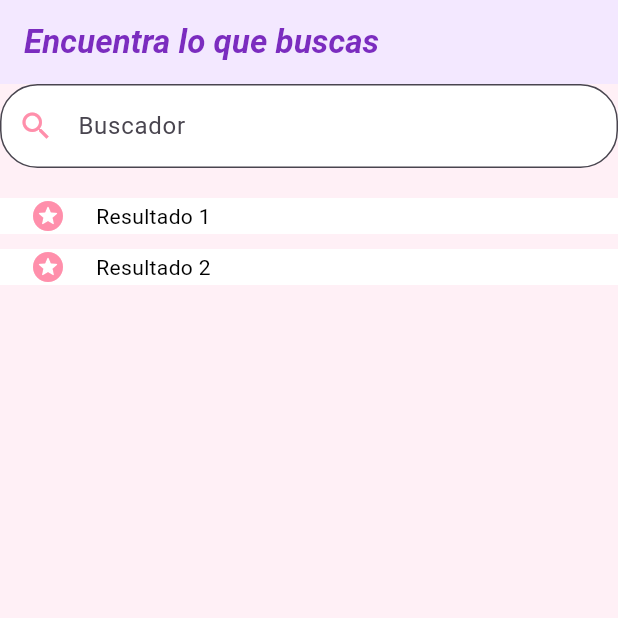
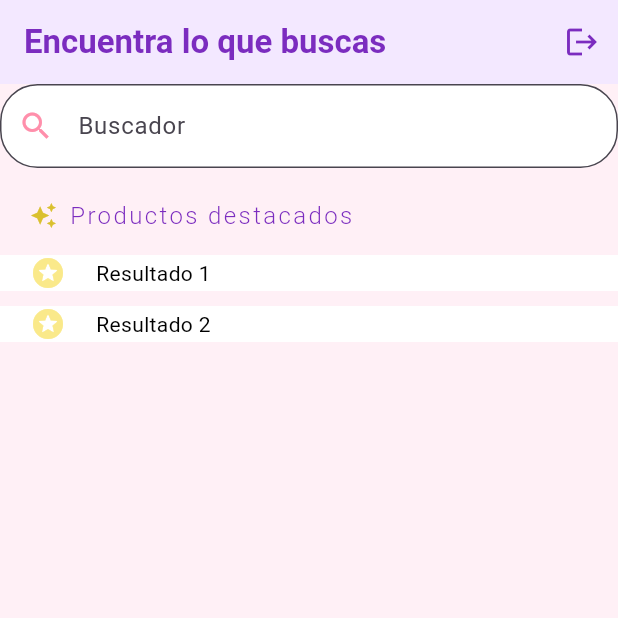
Before and after one commit to ggarper10/gemma_mouna_p1, a Flutter app: the screen it shows after launch, on a phone screen of 412 x 824 dp, the top half of it. Run offline on Flutter 3.47's test engine with Material 3 defaults, Android fonts, the phone set to English and light mode, and no system bars.

Commit message:
Creación del botón de retroceso y mejora de la estética

```diff
--- a/lib/main.dart
+++ b/lib/main.dart
@@ -1,6 +1,6 @@
 import 'package:flutter/material.dart';
 import 'views/list_view.dart';
-//import 'views/main_view.dart';
+import 'views/main_view.dart';
 
 	void main() => runApp(const MyApp());
 
--- a/lib/views/list_view.dart
+++ b/lib/views/list_view.dart
@@ -1,20 +1,3 @@
-/*SizedBox(
-  width: double.infinity,
-  height: 100,
-  child: MyButton(),
-)
-
-Widget build(BuildContext context) {
-  return Column(
-    children: [
-      _Header(...),  // Ya sabemos qué hace este widget
-      _Body(...),
-      _Footer(...),
-    ],
-  );
-}
-*/
-
 import 'package:flutter/material.dart';
 
 //TÍTULO, BUSCADOR Y FONDO
@@ -24,6 +7,7 @@ class Buscador extends StatelessWidget{
   @override
   Widget build(BuildContext context){
     return Scaffold(
+      //COLOR DE FONDO
       backgroundColor: const Color.fromARGB(255, 255, 240, 246),
 
       //TÍTULO
@@ -33,16 +17,33 @@ class Buscador extends StatelessWidget{
           'Encuentra lo que buscas',
           style: const TextStyle(
             fontWeight: FontWeight.bold,
-            fontStyle: FontStyle.italic,
+            //fontStyle: FontStyle.italic,
             color: Color.fromARGB(255, 123, 44, 191)
           )
-        )
+        ),
+
+        //BOTÓN DE CERRAR SESIÓN Y VOLVER A PANTALLA PRINCIPAL
+        actions:[
+          IconButton(
+            //ICONO DE SALIDA
+            icon: const Icon(
+              Icons.logout,
+              color: Color.fromARGB(255, 123, 44, 191),
+            ),
+            tooltip: 'Cerrar sesión',
+            onPressed:(){
+              Navigator.pop(context);
+            }
+          )
+        ],
       ),
 
-      //BUSCADOR
+      //CAJA DEL BUSCADOR Y TÍTULO DE ABAJO
       body: Column(
         children:[
           const SizedBox(width: double.infinity),
+
+          //CAJA
           TextField(
             decoration: InputDecoration(
               filled: true,
@@ -50,9 +51,10 @@ class Buscador extends StatelessWidget{
               border: OutlineInputBorder(
                 borderRadius: BorderRadius.circular(25.0),
               ),
+              //TEXTO
               labelText: 'Buscador',
 
-              //ICONO
+              //ICONO DE LUPA
               prefixIcon: const Icon(
                 Icons.search,
                 color: Color.fromARGB(255, 255, 143, 171),
@@ -61,6 +63,35 @@ class Buscador extends StatelessWidget{
           ),
 
           const SizedBox(height: 20), //Separador
+
+          //TÍTULO DE ABAJO, PRODUCTOS DESTACADOS
+          Row(
+            children: const[
+              SizedBox(width: 20),//Separador
+
+              //ICONO DE ESTRELLAS
+              Icon(
+                Icons.auto_awesome,
+                color: Color.fromARGB(255, 218, 192, 47),
+                size: 18,
+              ),
+
+              SizedBox(width: 8),//Separador
+
+              //TEXTO
+              Text(
+                'Productos destacados',
+                style: TextStyle(
+                  fontWeight: FontWeight.w300,
+                  color: Color.fromARGB(255, 123, 44, 191),
+                  fontSize: 16.0,
+                  letterSpacing: 1.6
+                )
+              )
+            ]
+          ),
+
+          const SizedBox(height: 15), //Separador
 
           const Contenido(texto: 'Resultado 1'),
           const SizedBox(height: 10), //Separador
@@ -88,7 +119,7 @@ class Contenido extends StatelessWidget{
           //ICONO DE ESTRELLA
           const Icon(
             Icons.stars_rounded,
-            color: Color.fromARGB(255, 255, 143, 171),
+            color: Color.fromARGB(255, 250, 233, 138),
           ),
 
           const SizedBox(width: 20),//Separador
```
